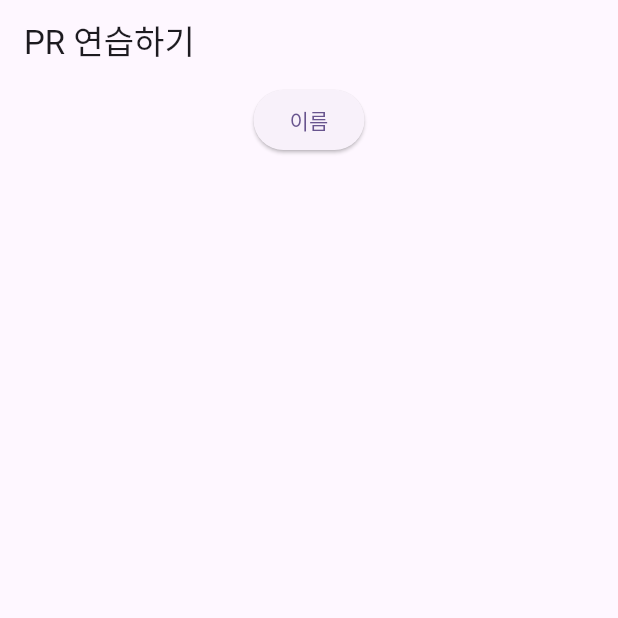
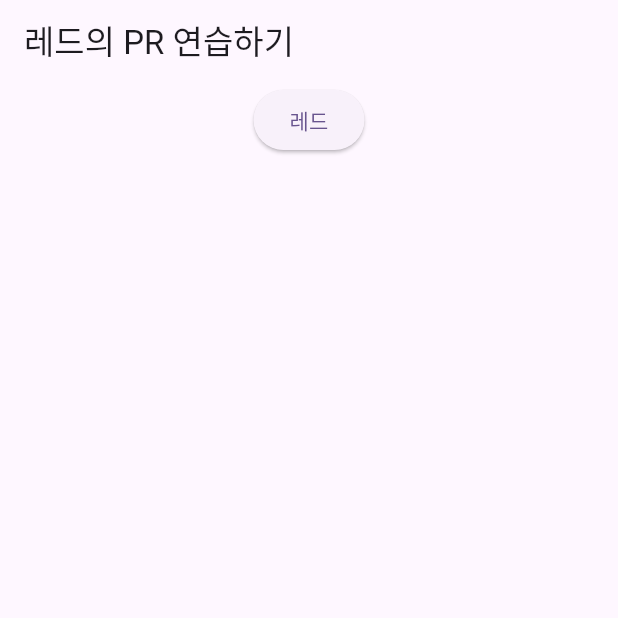
Before and after one commit to CodingLab2025/pr_exercise, a Flutter app: the screen it shows after launch, on a phone screen of 412 x 824 dp, the top half of it. Run offline on Flutter 3.47's test engine with Material 3 defaults, Android fonts, the phone set to English and light mode, and no system bars.

Commit message:
feat: HomeView에서 네비게이션 추가

```diff
--- a/lib/views/home_view.dart
+++ b/lib/views/home_view.dart
@@ -1,4 +1,5 @@
 import 'package:flutter/material.dart';
+import 'package:pr_exercise/views/led_view.dart';
 
 class HomeView extends StatelessWidget {
   const HomeView({super.key});
@@ -7,14 +8,20 @@ class HomeView extends StatelessWidget {
   Widget build(BuildContext context) {
     return Scaffold(
       appBar: AppBar(
-        title: const Text("PR 연습하기"),
+        title: const Text("레드의 PR 연습하기"),
       ),
       body: Center(
         child: Column(
           children: [
             ElevatedButton(
-              onPressed: () {},
-              child: const Text("이름"),
+              onPressed: () {
+                Navigator.push(context, MaterialPageRoute(
+                  builder: (context) {
+                    return const LedView();
+                  },
+                ));
+              },
+              child: const Text("레드"),
             ),
           ],
         ),
```
